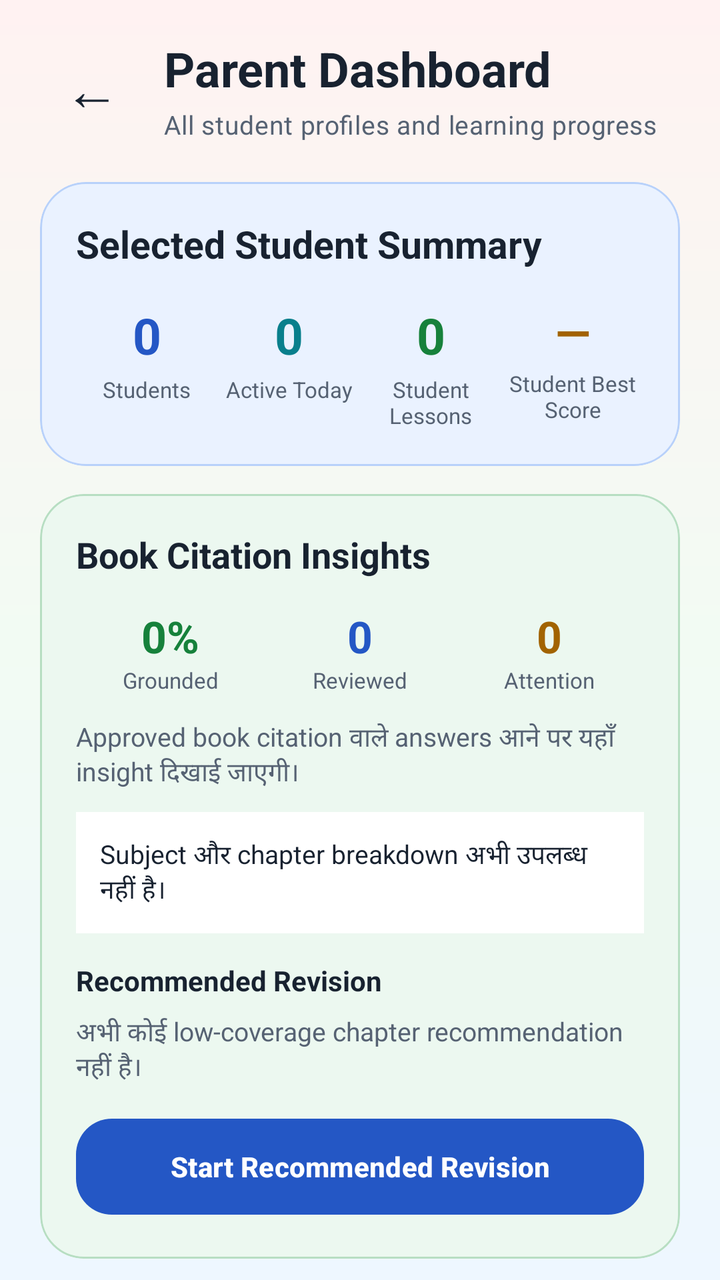
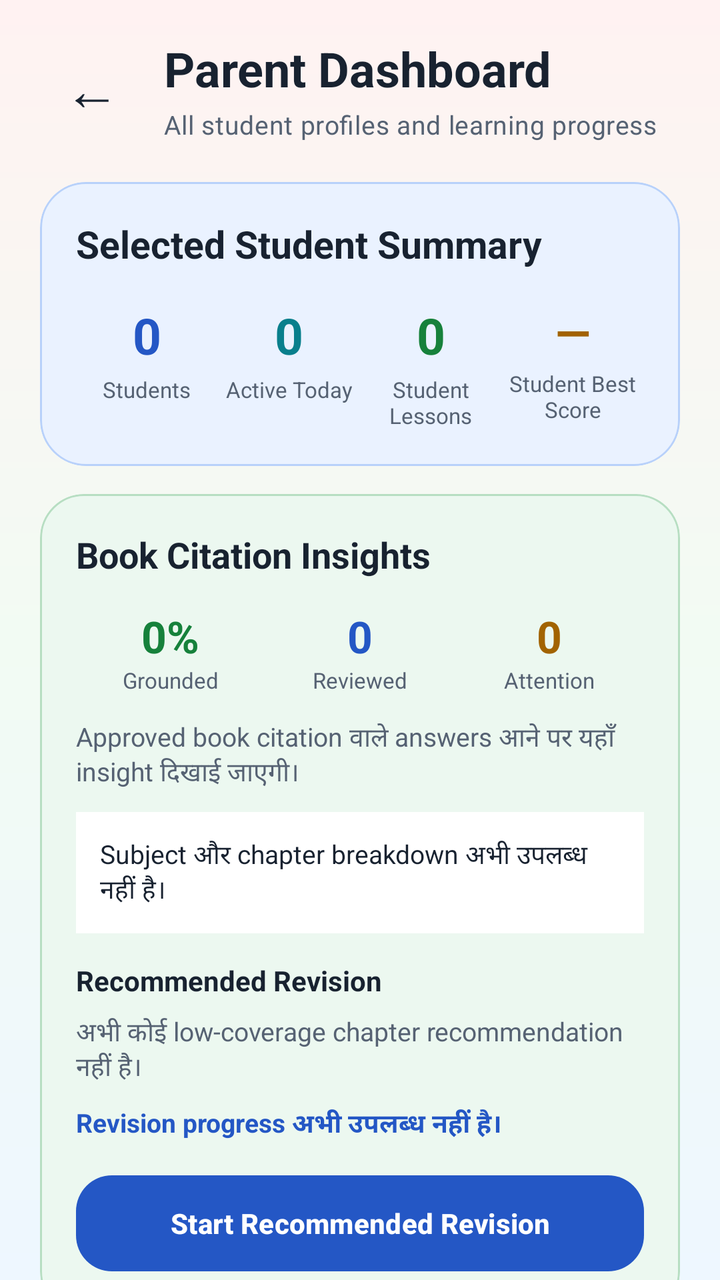

An Android layout rendered at two revisions. The XML below is the earlier revision; the diff shows what the commit changed to produce the second picture.
<!-- AndroidManifest.xml: application theme Theme.StudySaathi -->
<!-- res/layout/activity_parent_dashboard.xml -->
<?xml version="1.0" encoding="utf-8"?>
<androidx.coordinatorlayout.widget.CoordinatorLayout xmlns:android="http://schemas.android.com/apk/res/android"
    xmlns:app="http://schemas.android.com/apk/res-auto"
    android:id="@+id/parentDashboardRoot"
    android:layout_width="match_parent"
    android:layout_height="match_parent"
    android:background="@drawable/bg_app_soft_mix">

    <androidx.core.widget.NestedScrollView
        android:id="@+id/contentParentDashboard"
        android:layout_width="match_parent"
        android:layout_height="match_parent"
        android:clipToPadding="false"
        android:fillViewport="true"
        android:overScrollMode="never">

        <LinearLayout
            android:layout_width="match_parent"
            android:layout_height="wrap_content"
            android:orientation="vertical"
            android:paddingStart="20dp"
            android:paddingTop="18dp"
            android:paddingEnd="20dp"
            android:paddingBottom="38dp">

            <LinearLayout
                android:layout_width="match_parent"
                android:layout_height="wrap_content"
                android:gravity="center_vertical"
                android:orientation="horizontal">

                <com.google.android.material.button.MaterialButton
                    android:id="@+id/buttonBack"
                    style="@style/Widget.Material3.Button.TextButton"
                    android:layout_width="52dp"
                    android:layout_height="52dp"
                    android:contentDescription="@string/back"
                    android:insetLeft="0dp"
                    android:insetTop="0dp"
                    android:insetRight="0dp"
                    android:insetBottom="0dp"
                    android:minWidth="0dp"
                    android:text="←"
                    android:textColor="@color/ss_text_primary"
                    android:textSize="28sp"
                    app:cornerRadius="16dp" />

                <LinearLayout
                    android:layout_width="0dp"
                    android:layout_height="wrap_content"
                    android:layout_marginStart="10dp"
                    android:layout_weight="1"
                    android:orientation="vertical">

                    <TextView
                        style="@style/TextAppearance.StudySaathi.Heading"
                        android:layout_width="match_parent"
                        android:layout_height="wrap_content"
                        android:text="@string/parent_dashboard_title"
                        android:textSize="24sp" />

                    <TextView
                        android:id="@+id/textParentDashboardSubtitle"
                        style="@style/TextAppearance.StudySaathi.Body"
                        android:layout_width="match_parent"
                        android:layout_height="wrap_content"
                        android:layout_marginTop="3dp"
                        android:text="@string/parent_dashboard_subtitle"
                        android:textSize="13sp" />

                </LinearLayout>

            </LinearLayout>

            <com.google.android.material.card.MaterialCardView
                android:layout_width="match_parent"
                android:layout_height="wrap_content"
                android:layout_marginTop="20dp"
                app:cardBackgroundColor="@color/ss_blue_soft"
                app:cardCornerRadius="23dp"
                app:cardElevation="0dp"
                app:strokeColor="@color/ss_blue_border"
                app:strokeWidth="1dp">

                <LinearLayout
                    android:layout_width="match_parent"
                    android:layout_height="wrap_content"
                    android:orientation="vertical"
                    android:padding="18dp">

                    <TextView
                        android:layout_width="match_parent"
                        android:layout_height="wrap_content"
                        android:fontFamily="sans-serif-rounded"
                        android:text="Selected Student Summary"
                        android:textColor="@color/ss_text_primary"
                        android:textSize="19sp"
                        android:textStyle="bold" />

                    <LinearLayout
                        android:layout_width="match_parent"
                        android:layout_height="wrap_content"
                        android:layout_marginTop="16dp"
                        android:baselineAligned="false"
                        android:orientation="horizontal">

                        <LinearLayout
                            android:layout_width="0dp"
                            android:layout_height="wrap_content"
                            android:layout_weight="1"
                            android:gravity="center"
                            android:orientation="vertical">

                            <TextView
                                android:id="@+id/textParentTotalStudents"
                                android:layout_width="wrap_content"
                                android:layout_height="wrap_content"
                                android:fontFamily="sans-serif-rounded"
                                android:text="0"
                                android:textColor="@color/ss_primary"
                                android:textSize="25sp"
                                android:textStyle="bold" />

                            <TextView
                                android:layout_width="wrap_content"
                                android:layout_height="wrap_content"
                                android:layout_marginTop="3dp"
                                android:gravity="center"
                                android:text="@string/parent_total_students"
                                android:textColor="@color/ss_text_secondary"
                                android:textSize="11sp" />

                        </LinearLayout>

                        <LinearLayout
                            android:layout_width="0dp"
                            android:layout_height="wrap_content"
                            android:layout_weight="1"
                            android:gravity="center"
                            android:orientation="vertical">

                            <TextView
                                android:id="@+id/textParentProfilesWithActivity"
                                android:layout_width="wrap_content"
                                android:layout_height="wrap_content"
                                android:fontFamily="sans-serif-rounded"
                                android:text="0"
                                android:textColor="@color/ss_secondary"
                                android:textSize="25sp"
                                android:textStyle="bold" />

                            <TextView
                                android:layout_width="wrap_content"
                                android:layout_height="wrap_content"
                                android:layout_marginTop="3dp"
                                android:gravity="center"
                                android:text="Active Today"
                                android:textColor="@color/ss_text_secondary"
                                android:textSize="11sp" />

                        </LinearLayout>

                        <LinearLayout
                            android:layout_width="0dp"
                            android:layout_height="wrap_content"
                            android:layout_weight="1"
                            android:gravity="center"
                            android:orientation="vertical">

                            <TextView
                                android:id="@+id/textParentCompletedLessons"
                                android:layout_width="wrap_content"
                                android:layout_height="wrap_content"
                                android:fontFamily="sans-serif-rounded"
                                android:text="0"
                                android:textColor="@color/ss_success"
                                android:textSize="25sp"
                                android:textStyle="bold" />

                            <TextView
                                android:layout_width="wrap_content"
                                android:layout_height="wrap_content"
                                android:layout_marginTop="3dp"
                                android:gravity="center"
                                android:text="Student Lessons"
                                android:textColor="@color/ss_text_secondary"
                                android:textSize="11sp" />

                        </LinearLayout>

                        <LinearLayout
                            android:layout_width="0dp"
                            android:layout_height="wrap_content"
                            android:layout_weight="1"
                            android:gravity="center"
                            android:orientation="vertical">

                            <TextView
                                android:id="@+id/textParentAverageBestScore"
                                android:layout_width="wrap_content"
                                android:layout_height="wrap_content"
                                android:fontFamily="sans-serif-rounded"
                                android:text="—"
                                android:textColor="@color/ss_warning"
                                android:textSize="23sp"
                                android:textStyle="bold" />

                            <TextView
                                android:layout_width="wrap_content"
                                android:layout_height="wrap_content"
                                android:layout_marginTop="3dp"
                                android:gravity="center"
                                android:text="Student Best Score"
                                android:textColor="@color/ss_text_secondary"
                                android:textSize="11sp" />

                        </LinearLayout>

                    </LinearLayout>

                </LinearLayout>

            </com.google.android.material.card.MaterialCardView>

            <com.google.android.material.card.MaterialCardView
                android:layout_width="match_parent"
                android:layout_height="wrap_content"
                android:layout_marginTop="14dp"
                app:cardBackgroundColor="@color/ss_green_soft"
                app:cardCornerRadius="22dp"
                app:cardElevation="0dp"
                app:strokeColor="@color/ss_green_border"
                app:strokeWidth="1dp">

                <LinearLayout
                    android:layout_width="match_parent"
                    android:layout_height="wrap_content"
                    android:orientation="vertical"
                    android:padding="18dp">

                    <TextView
                        android:layout_width="match_parent"
                        android:layout_height="wrap_content"
                        android:text="Book Citation Insights"
                        android:textColor="@color/ss_text_primary"
                        android:textSize="18sp"
                        android:textStyle="bold" />

                    <LinearLayout
                        android:layout_width="match_parent"
                        android:layout_height="wrap_content"
                        android:layout_marginTop="14dp"
                        android:orientation="horizontal">

                        <LinearLayout
                            android:layout_width="0dp"
                            android:layout_height="wrap_content"
                            android:layout_weight="1"
                            android:gravity="center"
                            android:orientation="vertical">

                            <TextView
                                android:id="@+id/textParentCitationCoverage"
                                android:layout_width="wrap_content"
                                android:layout_height="wrap_content"
                                android:text="0%"
                                android:textColor="@color/ss_success"
                                android:textSize="22sp"
                                android:textStyle="bold" />

                            <TextView
                                android:layout_width="wrap_content"
                                android:layout_height="wrap_content"
                                android:text="Grounded"
                                android:textColor="@color/ss_text_secondary"
                                android:textSize="11sp" />
                        </LinearLayout>

                        <LinearLayout
                            android:layout_width="0dp"
                            android:layout_height="wrap_content"
                            android:layout_weight="1"
                            android:gravity="center"
                            android:orientation="vertical">

                            <TextView
                                android:id="@+id/textParentCitationReviewed"
                                android:layout_width="wrap_content"
                                android:layout_height="wrap_content"
                                android:text="0"
                                android:textColor="@color/ss_primary"
                                android:textSize="22sp"
                                android:textStyle="bold" />

                            <TextView
                                android:layout_width="wrap_content"
                                android:layout_height="wrap_content"
                                android:text="Reviewed"
                                android:textColor="@color/ss_text_secondary"
                                android:textSize="11sp" />
                        </LinearLayout>

                        <LinearLayout
                            android:layout_width="0dp"
                            android:layout_height="wrap_content"
                            android:layout_weight="1"
                            android:gravity="center"
                            android:orientation="vertical">

                            <TextView
                                android:id="@+id/textParentCitationAttention"
                                android:layout_width="wrap_content"
                                android:layout_height="wrap_content"
                                android:text="0"
                                android:textColor="@color/ss_warning"
                                android:textSize="22sp"
                                android:textStyle="bold" />

                            <TextView
                                android:layout_width="wrap_content"
                                android:layout_height="wrap_content"
                                android:text="Attention"
                                android:textColor="@color/ss_text_secondary"
                                android:textSize="11sp" />
                        </LinearLayout>
                    </LinearLayout>

                    <TextView
                        android:id="@+id/textParentCitationInsight"
                        android:layout_width="match_parent"
                        android:layout_height="wrap_content"
                        android:layout_marginTop="12dp"
                        android:text="Approved book citation वाले answers आने पर यहाँ insight दिखाई जाएगी।"
                        android:textColor="@color/ss_text_secondary"
                        android:textSize="13sp" />

                    <TextView
                        android:id="@+id/textParentCitationScopeInsights"
                        android:layout_width="match_parent"
                        android:layout_height="wrap_content"
                        android:layout_marginTop="10dp"
                        android:background="@color/ss_surface"
                        android:padding="12dp"
                        android:text="Subject और chapter breakdown अभी उपलब्ध नहीं है।"
                        android:textColor="@color/ss_text_primary"
                        android:textSize="13sp" />

                    <TextView
                        android:layout_width="match_parent"
                        android:layout_height="wrap_content"
                        android:layout_marginTop="14dp"
                        android:text="Recommended Revision"
                        android:textColor="@color/ss_text_primary"
                        android:textSize="14sp"
                        android:textStyle="bold" />

                    <TextView
                        android:id="@+id/textParentCitationRecommendations"
                        android:layout_width="match_parent"
                        android:layout_height="wrap_content"
                        android:layout_marginTop="7dp"
                        android:text="अभी कोई low-coverage chapter recommendation नहीं है।"
                        android:textColor="@color/ss_text_secondary"
                        android:textSize="13sp" />

                    <com.google.android.material.button.MaterialButton
                        android:id="@+id/buttonOpenRecommendedRevision"
                        style="@style/Widget.StudySaathi.Button.Primary"
                        android:layout_width="match_parent"
                        android:layout_height="wrap_content"
                        android:layout_marginTop="12dp"
                        android:enabled="false"
                        android:text="Start Recommended Revision"
                        android:textAllCaps="false" />

                </LinearLayout>

            </com.google.android.material.card.MaterialCardView>

            <TextView
                android:layout_width="match_parent"
                android:layout_height="wrap_content"
                android:layout_marginTop="25dp"
                android:fontFamily="sans-serif-rounded"
                android:text="@string/parent_student_progress"
                android:textColor="@color/ss_text_primary"
                android:textSize="20sp"
                android:textStyle="bold" />

            <TextView
                android:layout_width="match_parent"
                android:layout_height="wrap_content"
                android:layout_marginTop="4dp"
                android:text="@string/parent_student_progress_description"
                android:textColor="@color/ss_text_secondary"
                android:textSize="13sp" />

            <androidx.recyclerview.widget.RecyclerView
                android:id="@+id/recyclerParentProfiles"
                android:layout_width="match_parent"
                android:layout_height="wrap_content"
                android:layout_marginTop="14dp"
                android:clipToPadding="false"
                android:nestedScrollingEnabled="false"
                android:overScrollMode="never" />

            <com.google.android.material.card.MaterialCardView
                android:id="@+id/cardParentEmpty"
                android:layout_width="match_parent"
                android:layout_height="wrap_content"
                android:layout_marginTop="16dp"
                android:visibility="gone"
                app:cardBackgroundColor="@color/ss_surface"
                app:cardCornerRadius="21dp"
                app:cardElevation="0dp"
                app:strokeColor="@color/ss_outline"
                app:strokeWidth="1dp">

                <LinearLayout
                    android:layout_width="match_parent"
                    android:layout_height="wrap_content"
                    android:gravity="center"
                    android:orientation="vertical"
                    android:padding="24dp">

                    <TextView
                        android:layout_width="match_parent"
                        android:layout_height="wrap_content"
                        android:gravity="center"
                        android:text="@string/parent_no_profiles_title"
                        android:textColor="@color/ss_text_primary"
                        android:textSize="18sp"
                        android:textStyle="bold" />

                    <TextView
                        android:layout_width="match_parent"
                        android:layout_height="wrap_content"
                        android:layout_marginTop="7dp"
                        android:gravity="center"
                        android:text="@string/parent_no_profiles_description"
                        android:textColor="@color/ss_text_secondary"
                        android:textSize="13sp" />

                </LinearLayout>

            </com.google.android.material.card.MaterialCardView>

            <TextView
                android:layout_width="match_parent"
                android:layout_height="wrap_content"
                android:layout_marginTop="26dp"
                android:fontFamily="sans-serif-rounded"
                android:text="Parent Controls"
                android:textColor="@color/ss_text_primary"
                android:textSize="20sp"
                android:textStyle="bold" />

            <TextView
                android:layout_width="match_parent"
                android:layout_height="wrap_content"
                android:layout_marginTop="4dp"
                android:text="Active student के exact school subjects, books और profile settings manage करें।"
                android:textColor="@color/ss_text_secondary"
                android:textSize="13sp" />

            <com.google.android.material.button.MaterialButton
                android:id="@+id/buttonSwitchToStudentMode"
                style="@style/Widget.StudySaathi.Button.Primary"
                android:layout_width="match_parent"
                android:layout_height="wrap_content"
                android:layout_marginTop="14dp"
                android:text="Switch to Student Mode"
                android:textAllCaps="false"
                android:textSize="15sp" />

            <TextView
                android:layout_width="match_parent"
                android:layout_height="wrap_content"
                android:layout_marginTop="15dp"
                android:text="LEARNING SETUP &amp; PROFILES"
                android:textColor="@color/ss_text_muted"
                android:textSize="12sp"
                android:textStyle="bold" />

            <com.tridev.studysaathi.view.SchoolCurriculumSetupButton
                android:id="@+id/buttonOpenSchoolCurriculumSetup"
                style="@style/Widget.StudySaathi.Button.Outlined"
                android:layout_width="match_parent"
                android:layout_height="wrap_content"
                android:layout_marginTop="7dp"
                android:gravity="center"
                android:text="School Curriculum Setup"
                android:textAllCaps="false"
                android:textSize="15sp"
                app:backgroundTint="@color/ss_teal_soft"
                app:strokeColor="@color/ss_teal_border" />

            <com.google.android.material.button.MaterialButton
                android:id="@+id/buttonManageParentProfiles"
                style="@style/Widget.StudySaathi.Button.Outlined"
                android:layout_width="match_parent"
                android:layout_height="wrap_content"
                android:layout_marginTop="6dp"
                android:text="@string/parent_manage_profiles"
                android:textAllCaps="false"
                android:textSize="15sp" />

            <TextView
                android:layout_width="match_parent"
                android:layout_height="wrap_content"
                android:layout_marginTop="15dp"
                android:text="GUIDANCE &amp; INSIGHTS"
                android:textColor="@color/ss_text_muted"
                android:textSize="12sp"
                android:textStyle="bold" />

            <com.google.android.material.button.MaterialButton
                android:id="@+id/buttonParentDoubtInsights"
                style="@style/Widget.StudySaathi.Button.Outlined"
                android:layout_width="match_parent"
                android:layout_height="wrap_content"
                android:layout_marginTop="7dp"
                android:text="@string/parent_doubt_insights"
                android:textAllCaps="false"
                android:textSize="15sp"
                app:backgroundTint="@color/ss_purple_soft"
                app:strokeColor="@color/ss_purple_border" />

            <com.google.android.material.button.MaterialButton
                android:id="@+id/buttonParentSettingsGoals"
                style="@style/Widget.StudySaathi.Button.Outlined"
                android:layout_width="match_parent"
                android:layout_height="wrap_content"
                android:layout_marginTop="6dp"
                android:text="App Settings &amp; Daily Goals"
                android:textAllCaps="false"
                android:textSize="15sp"
                app:backgroundTint="@color/ss_green_soft"
                app:strokeColor="@color/ss_green_border" />

            <com.google.android.material.button.MaterialButton
                android:id="@+id/buttonParentReminders"
                style="@style/Widget.StudySaathi.Button.Outlined"
                android:layout_width="match_parent"
                android:layout_height="wrap_content"
                android:layout_marginTop="6dp"
                android:text="Manage Study Reminders"
                android:textAllCaps="false"
                android:textSize="15sp"
                app:backgroundTint="@color/ss_yellow_soft"
                app:strokeColor="@color/ss_yellow_border" />

            <TextView
                android:layout_width="match_parent"
                android:layout_height="wrap_content"
                android:layout_marginTop="15dp"
                android:text="ACCOUNT, BACKUP &amp; SAFETY"
                android:textColor="@color/ss_text_muted"
                android:textSize="12sp"
                android:textStyle="bold" />

            <com.google.android.material.button.MaterialButton
                android:id="@+id/buttonParentLocalBackup"
                style="@style/Widget.StudySaathi.Button.Outlined"
                android:layout_width="match_parent"
                android:layout_height="wrap_content"
                android:layout_marginTop="7dp"
                android:text="Create Local Backup"
                android:textAllCaps="false"
                android:textSize="15sp"
                app:backgroundTint="@color/ss_blue_soft"
                app:strokeColor="@color/ss_blue_border" />

            <com.google.android.material.button.MaterialButton
                android:id="@+id/buttonParentRestoreImport"
                style="@style/Widget.StudySaathi.Button.Outlined"
                android:layout_width="match_parent"
                android:layout_height="wrap_content"
                android:layout_marginTop="6dp"
                android:text="Restore Backup &amp; Import"
                android:textAllCaps="false"
                android:textSize="15sp"
                app:backgroundTint="@color/ss_red_soft"
                app:strokeColor="@color/ss_red_border" />

            <com.google.android.material.button.MaterialButton
                android:id="@+id/buttonParentCloudAccount"
                style="@style/Widget.StudySaathi.Button.Primary"
                android:layout_width="match_parent"
                android:layout_height="wrap_content"
                android:layout_marginTop="6dp"
                android:text="Cloud Account, Sync &amp; Deletion"
                android:textAllCaps="false"
                android:textSize="15sp" />

            <com.google.android.material.button.MaterialButton
                android:id="@+id/buttonParentHelp"
                style="@style/Widget.StudySaathi.Button.Outlined"
                android:layout_width="match_parent"
                android:layout_height="wrap_content"
                android:layout_marginTop="8dp"
                android:text="Help, Parent Guide &amp; About"
                android:textAllCaps="false"
                android:textSize="15sp"
                app:backgroundTint="@color/ss_purple_soft"
                app:strokeColor="@color/ss_purple_border" />

        </LinearLayout>

    </androidx.core.widget.NestedScrollView>

    <com.google.android.material.progressindicator.CircularProgressIndicator
        android:id="@+id/progressParentDashboard"
        android:layout_width="48dp"
        android:layout_height="48dp"
        android:layout_gravity="center"
        android:visibility="gone"
        app:indicatorColor="@color/ss_primary"
        app:indicatorSize="48dp"
        app:trackColor="@color/ss_blue_soft"
        app:trackThickness="5dp" />

</androidx.coordinatorlayout.widget.CoordinatorLayout>
<!-- resources referenced by this layout -->
<resources>
  <color name="ss_blue_border">#B8D1FA</color>
  <color name="ss_blue_soft">#EAF2FF</color>
  <color name="ss_green_border">#B7DEC2</color>
  <color name="ss_green_soft">#ECF8F0</color>
  <color name="ss_outline">#D6DEE9</color>
  <color name="ss_primary">#2457C5</color>
  <color name="ss_purple_border">#D6C0E8</color>
  <color name="ss_purple_soft">#F6F0FC</color>
  <color name="ss_red_border">#E9BDBD</color>
  <color name="ss_red_soft">#FFF0F0</color>
  <color name="ss_secondary">#087F8C</color>
  <color name="ss_success">#16813B</color>
  <color name="ss_surface">#FFFFFF</color>
  <color name="ss_teal_border">#B4DCDC</color>
  <color name="ss_teal_soft">#EAF8F8</color>
  <color name="ss_text_muted">#7B8797</color>
  <color name="ss_text_primary">#182230</color>
  <color name="ss_text_secondary">#566273</color>
  <color name="ss_warning">#A26300</color>
  <color name="ss_yellow_border">#E8D49B</color>
  <color name="ss_yellow_soft">#FFF8E8</color>
  <!-- drawable bg_app_soft_mix (drawable) -->
  <?xml version="1.0" encoding="utf-8"?>
  <shape xmlns:android="http://schemas.android.com/apk/res/android"
      android:shape="rectangle">
  
      <gradient
          android:angle="270"
          android:centerColor="#F2FBF3"
          android:endColor="#EEF7FF"
          android:startColor="#FFF2F2"
          android:type="linear" />
  
  </shape>
  <string name="back">Back</string>
  <string name="parent_dashboard_subtitle">
          All student profiles and learning progress
      </string>
  <string name="parent_dashboard_title">
          Parent Dashboard
      </string>
  <string name="parent_doubt_insights">
          Doubts, Questions &amp; AI Answers
      </string>
  <string name="parent_manage_profiles">
          Manage Student Profiles
      </string>
  <string name="parent_no_profiles_description">
          Parent Dashboard इस्तेमाल करने के लिए पहले student profile बनाएँ।
      </string>
  <string name="parent_no_profiles_title">
          No student profiles
      </string>
  <string name="parent_student_progress">
          Student Progress
      </string>
  <string name="parent_student_progress_description">
          प्रत्येक profile की daily activity, quiz performance और suggested focus देखें।
      </string>
  <string name="parent_total_students">
          Students
      </string>
  <style name="TextAppearance.StudySaathi.Body" parent="TextAppearance.Material3.BodyMedium">
          <item name="android:fontFamily">sans-serif</item>
          <item name="fontFamily">sans-serif</item>
          <item name="android:textColor">@color/ss_text_secondary</item>
      </style>
  <style name="TextAppearance.StudySaathi.Heading" parent="TextAppearance.Material3.HeadlineSmall">
          <item name="android:fontFamily">sans-serif-rounded</item>
          <item name="fontFamily">sans-serif-rounded</item>
          <item name="android:textStyle">bold</item>
          <item name="android:textColor">@color/ss_text_primary</item>
      </style>
  <style name="Widget.StudySaathi.Button.Primary" parent="Widget.Material3.Button">
          <item name="cornerRadius">18dp</item>
          <item name="android:minHeight">56dp</item>
          <item name="android:textStyle">bold</item>
          <item name="backgroundTint">@color/ss_primary</item>
          <item name="android:textColor">@color/ss_on_primary</item>
      </style>
  <color name="ss_outline_strong">#B9C5D5</color>
  <color name="ss_on_primary">#FFFFFF</color>
  <color name="ss_primary_dark">#173F99</color>
  <color name="ss_on_secondary">#FFFFFF</color>
  <color name="ss_tertiary">#8A5A00</color>
  <color name="ss_on_tertiary">#FFFFFF</color>
  <color name="ss_background">#F7F9FC</color>
  <color name="ss_surface_soft">#F0F4FA</color>
  <color name="ss_error">#BA1A1A</color>
  <color name="white">#FFFFFFFF</color>
  <!-- unchanged entries left out for length: 2 -->
</resources>

<!-- the commit's change to res/layout/activity_parent_dashboard.xml (unified diff, before → after) -->
@@ -363,6 +363,16 @@
                         android:textColor="@color/ss_text_secondary"
                         android:textSize="13sp" />
 
+                    <TextView
+                        android:id="@+id/textParentRevisionProgress"
+                        android:layout_width="match_parent"
+                        android:layout_height="wrap_content"
+                        android:layout_marginTop="9dp"
+                        android:text="Revision progress अभी उपलब्ध नहीं है।"
+                        android:textColor="@color/ss_primary"
+                        android:textSize="13sp"
+                        android:textStyle="bold" />
+
                     <com.google.android.material.button.MaterialButton
                         android:id="@+id/buttonOpenRecommendedRevision"
                         style="@style/Widget.StudySaathi.Button.Primary"
